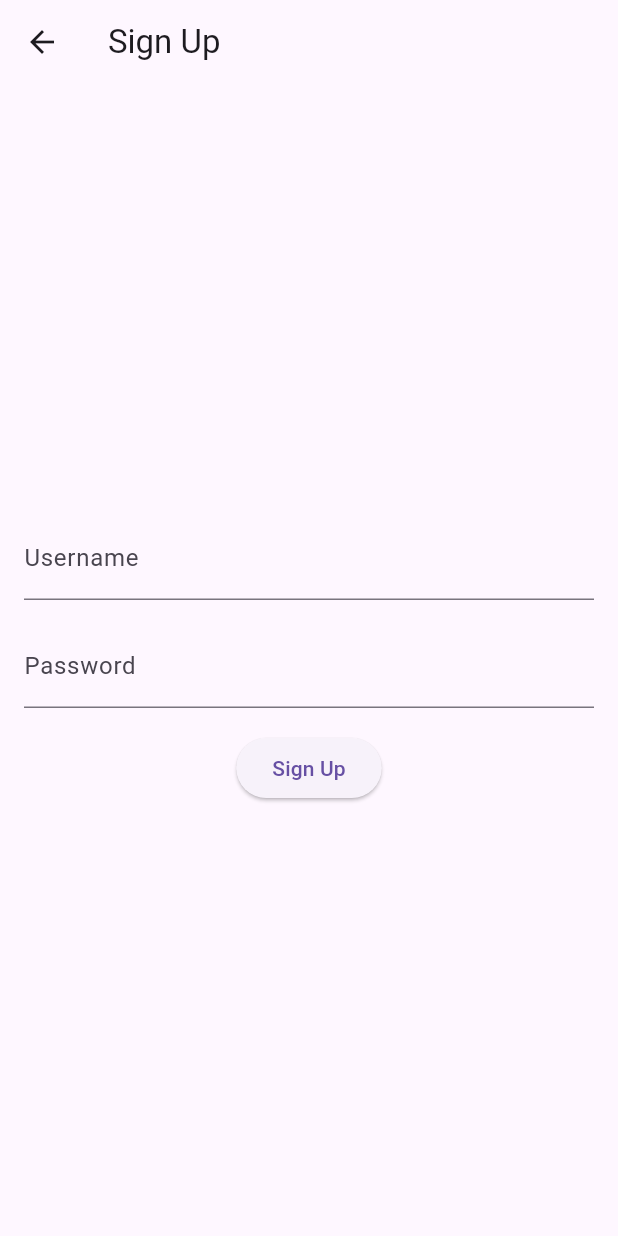
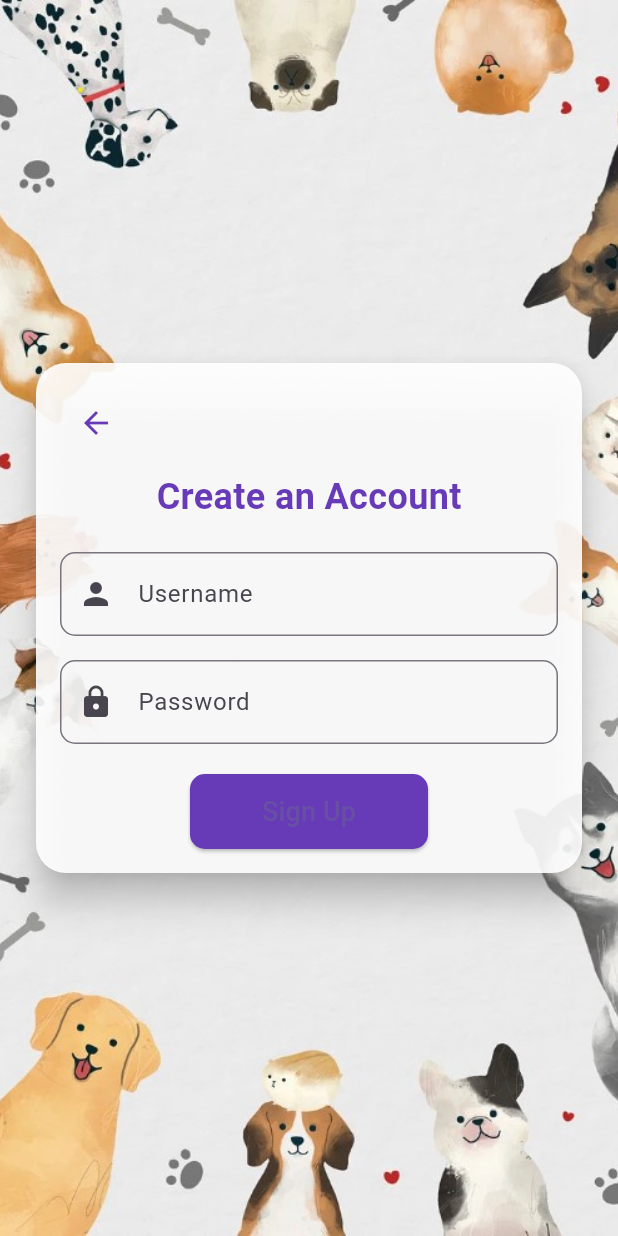
Before and after one commit to AkinniyiS/petcareapp, a Flutter app: the SignupScreen screen opened by its route, on a phone screen of 412 x 824 dp. Run offline on Flutter 3.47's test engine with Material 3 defaults, Android fonts, the phone set to English and light mode, and no system bars; our stand-ins replace sqflite; accounts and stored records are empty.

Commit message:
"login screen added background and made ui betterish"

```diff
--- a/petapp/lib/main.dart
+++ b/petapp/lib/main.dart
@@ -1,7 +1,6 @@
 import 'package:flutter/material.dart';
 import 'database_helper.dart';
 import 'home_screen.dart';
-
 
 class LoginScreen extends StatefulWidget {
   @override
@@ -34,56 +33,107 @@ class _LoginScreenState extends State<LoginScreen> {
   @override
   Widget build(BuildContext context) {
     return Scaffold(
-      appBar: AppBar(title: Text("Login")),
-      body: Padding(
-        padding: const EdgeInsets.all(16.0),
+      body: Stack(
+        children: [
+          // Background image
+          Container(
+            decoration: const BoxDecoration(
+              image: DecorationImage(
+                image: AssetImage("assets/pet.jpg"),
+                fit: BoxFit.cover,
+              ),
+            ),
+          ),
+          // Login form with a semi-transparent background
+          Center(
+            child: Container(
+              padding: const EdgeInsets.all(20),
+              margin: const EdgeInsets.symmetric(horizontal: 30),
+              decoration: BoxDecoration(
+                color: Colors.white.withOpacity(0.9),
+                borderRadius: BorderRadius.circular(20),
+              ),
               child: Form(
                 key: _formKey,
                 child: Column(
-            mainAxisAlignment: MainAxisAlignment.center,
+                  mainAxisSize: MainAxisSize.min,
                   children: [
+                    const Text(
+                      "Welcome Back!",
+                      style: TextStyle(
+                        fontSize: 28,
+                        fontWeight: FontWeight.bold,
+                        color: Colors.teal,
+                      ),
+                    ),
+                    const SizedBox(height: 20),
                     TextFormField(
                       controller: _usernameController,
-                decoration: InputDecoration(labelText: 'Username'),
+                      decoration: InputDecoration(
+                        labelText: 'Username',
+                        prefixIcon: Icon(Icons.person, color: Colors.teal),
+                        border: OutlineInputBorder(
+                          borderRadius: BorderRadius.circular(10),
+                        ),
+                      ),
                       validator: (value) => value!.isEmpty ? 'Enter username' : null,
                     ),
-              SizedBox(height: 16),
+                    const SizedBox(height: 16),
                     TextFormField(
                       controller: _passwordController,
-                decoration: InputDecoration(labelText: 'Password'),
+                      decoration: InputDecoration(
+                        labelText: 'Password',
+                        prefixIcon: Icon(Icons.lock, color: Colors.teal),
+                        border: OutlineInputBorder(
+                          borderRadius: BorderRadius.circular(10),
+                        ),
+                      ),
                       obscureText: true,
                       validator: (value) => value!.isEmpty ? 'Enter password' : null,
                     ),
-              SizedBox(height: 16),
+                    const SizedBox(height: 20),
                     ElevatedButton(
+                      style: ElevatedButton.styleFrom(
+                        backgroundColor: Colors.teal,
+                        shape: RoundedRectangleBorder(
+                          borderRadius: BorderRadius.circular(20),
+                        ),
+                        padding: const EdgeInsets.symmetric(horizontal: 50, vertical: 15),
+                      ),
                       onPressed: () {
                         if (_formKey.currentState!.validate()) {
                           _login();
                         }
                       },
-                child: Text('Login'),
+                      child: const Text('Login', style: TextStyle(fontSize: 18)),
                     ),
                     TextButton(
                       onPressed: () {
-                  Navigator.pushNamed(context, '/register');  // Navigate to Signup Screen
+                        Navigator.pushNamed(context, '/register'); // Navigate to Signup Screen
                       },
-                child: Text('Don\'t have an account? Sign Up'),
+                      child: const Text(
+                        'Don\'t have an account? Sign Up',
+                        style: TextStyle(color: Colors.teal),
+                      ),
                     ),
                     if (_errorMessage.isNotEmpty) ...[
-                SizedBox(height: 16),
+                      const SizedBox(height: 16),
                       Text(
                         _errorMessage,
-                  style: TextStyle(color: Colors.red),
+                        style: const TextStyle(color: Colors.red),
                       ),
                     ]
                   ],
                 ),
               ),
             ),
+          ),
+        ],
+      ),
     );
   }
+}
 
-}
 class SignupScreen extends StatefulWidget {
   @override
   _SignupScreenState createState() => _SignupScreenState();
@@ -113,34 +163,101 @@ class _SignupScreenState extends State<SignupScreen> {
   @override
   Widget build(BuildContext context) {
     return Scaffold(
-      appBar: AppBar(title: Text("Sign Up")),
-      body: Padding(
+      body: Stack(
+        children: [
+          // Background image
+          Container(
+            decoration: BoxDecoration(
+              image: DecorationImage(
+                image: AssetImage('assets/pet.jpg'), // Add your background image here
+                fit: BoxFit.cover,
+              ),
+            ),
+          ),
+          Center(
+            child: Padding(
+              padding: const EdgeInsets.all(20.0),
+              child: Card(
+                shape: RoundedRectangleBorder(
+                  borderRadius: BorderRadius.circular(20),
+                ),
+                elevation: 10,
+                color: Colors.white.withOpacity(0.9),
+                child: Padding(
                   padding: const EdgeInsets.all(16.0),
                   child: Form(
                     key: _formKey,
                     child: Column(
-            mainAxisAlignment: MainAxisAlignment.center,
+                      mainAxisSize: MainAxisSize.min,
                       children: [
+                        // Go Back Button
+                        Align(
+                          alignment: Alignment.topLeft,
+                          child: IconButton(
+                            icon: Icon(Icons.arrow_back, color: Colors.deepPurple),
+                            onPressed: () {
+                              Navigator.pop(context); // Navigate back to the previous screen
+                            },
+                          ),
+                        ),
+                        SizedBox(height: 8),
+                        Text(
+                          "Create an Account",
+                          style: TextStyle(
+                            fontSize: 24,
+                            fontWeight: FontWeight.bold,
+                            color: Colors.deepPurple,
+                          ),
+                        ),
+                        SizedBox(height: 20),
                         TextFormField(
                           controller: _usernameController,
-                decoration: InputDecoration(labelText: 'Username'),
-                validator: (value) => value!.isEmpty ? 'Enter username' : null,
+                          decoration: InputDecoration(
+                            labelText: 'Username',
+                            prefixIcon: Icon(Icons.person),
+                            border: OutlineInputBorder(
+                              borderRadius: BorderRadius.circular(10),
+                            ),
+                          ),
+                          validator: (value) =>
+                              value!.isEmpty ? 'Enter username' : null,
                         ),
                         SizedBox(height: 16),
                         TextFormField(
                           controller: _passwordController,
-                decoration: InputDecoration(labelText: 'Password'),
+                          decoration: InputDecoration(
+                            labelText: 'Password',
+                            prefixIcon: Icon(Icons.lock),
+                            border: OutlineInputBorder(
+                              borderRadius: BorderRadius.circular(10),
+                            ),
+                          ),
                           obscureText: true,
-                validator: (value) => value!.isEmpty ? 'Enter password' : null,
+                          validator: (value) =>
+                              value!.isEmpty ? 'Enter password' : null,
                         ),
-              SizedBox(height: 16),
+                        SizedBox(height: 20),
                         ElevatedButton(
+                          style: ElevatedButton.styleFrom(
+                            backgroundColor: Colors.deepPurple,
+                            shape: RoundedRectangleBorder(
+                              borderRadius: BorderRadius.circular(10),
+                            ),
+                          ),
                           onPressed: () {
                             if (_formKey.currentState!.validate()) {
                               _register();
                             }
                           },
-                child: Text('Sign Up'),
+                          child: Padding(
+                            padding: const EdgeInsets.symmetric(
+                                vertical: 12.0, horizontal: 24.0),
+                            child: Text(
+                              'Sign Up',
+                              style: TextStyle(fontSize: 18),
+                              selectionColor: Colors.white,
+                            ),
+                          ),
                         ),
                         if (_errorMessage.isNotEmpty) ...[
                           SizedBox(height: 16),
@@ -153,9 +270,13 @@ class _SignupScreenState extends State<SignupScreen> {
                     ),
                   ),
                 ),
+              ),
+            ),
+          ),
+        ],
+      ),
     );
   }
-
 }
 void main() {
   runApp(MyApp());
--- a/petapp/pubspec.yaml
+++ b/petapp/pubspec.yaml
@@ -90,8 +90,8 @@ flutter:
   uses-material-design: true
 
   # To add assets to your application, add an assets section, like this:
-  # assets:
-  #   - images/a_dot_burr.jpeg
+  assets:
+    - assets/pet.jpg
   #   - images/a_dot_ham.jpeg
 
   # An image asset can refer to one or more resolution-specific "variants", see
```
Also changed, not shown: petapp/assets/pet.jpg (added). Lines whose indentation alone changed are shown as unchanged.
